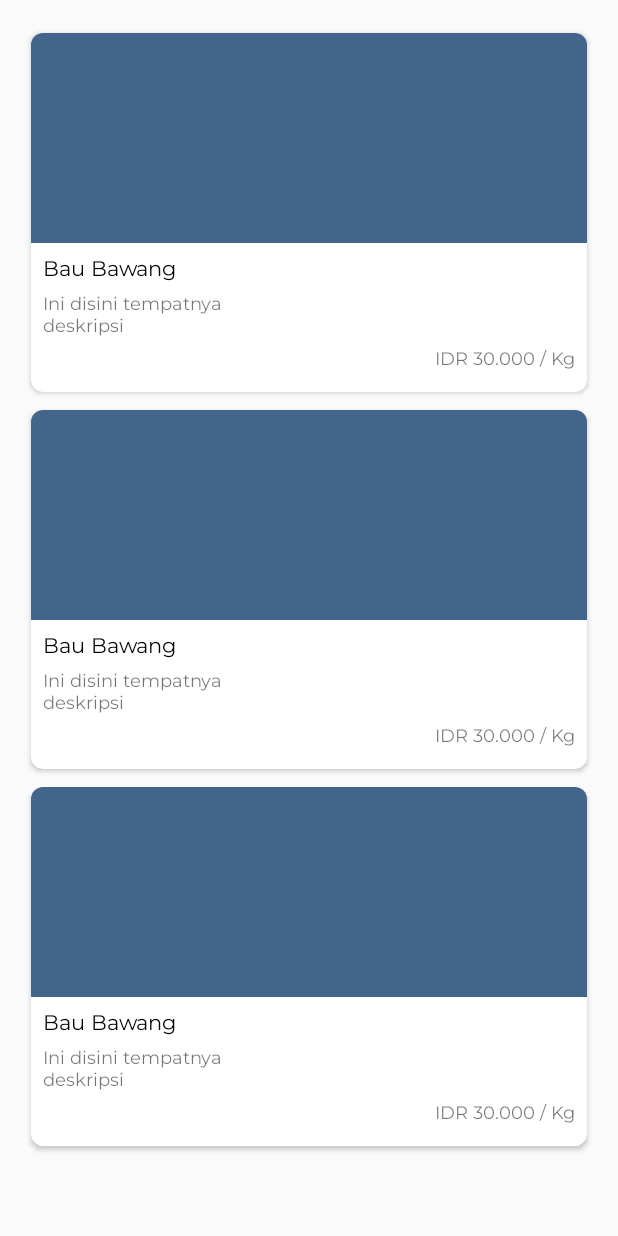
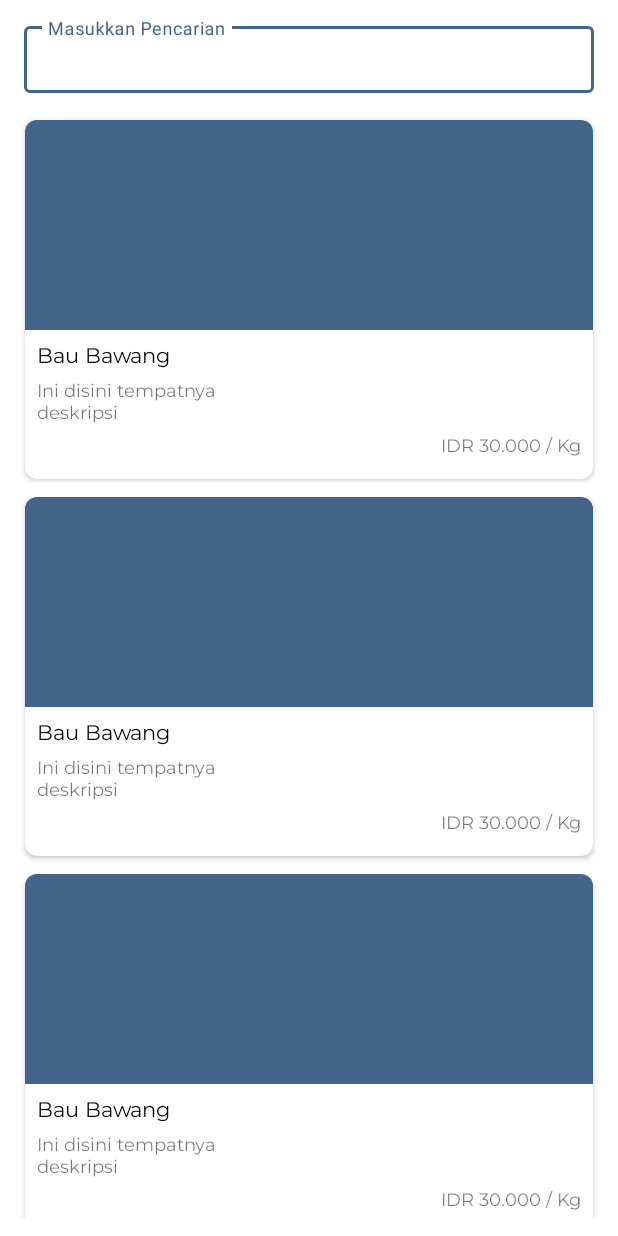
Before and after one commit to fifoaugie06/IKMarket, an Android app: the layout fragment_komoditas.xml on its own in the app's theme, with its tools: preview values and no code run, on a phone screen of 412 x 824 dp. Run offline under Robolectric (Android 15) with nearby library versions, the phone set to English and light mode, and no system bars.

```diff
--- a/app/src/main/java/com/example/ikmarket/model/product/Quality.java
+++ b/app/src/main/java/com/example/ikmarket/model/product/Quality.java
@@ -3,7 +3,7 @@ package com.example.ikmarket.model.product;
 import com.google.gson.annotations.Expose;
 import com.google.gson.annotations.SerializedName;
 
-class Quality {
+public class Quality {
 
     @SerializedName("id")
     @Expose
--- a/app/src/main/java/com/example/ikmarket/services/ApiClient.java
+++ b/app/src/main/java/com/example/ikmarket/services/ApiClient.java
@@ -4,8 +4,8 @@ import retrofit2.Retrofit;
 import retrofit2.converter.gson.GsonConverterFactory;
 
 public class ApiClient {
-    private static final String BASE_URL = "http://192.168.1.6/";
-    private static final String BASE_URL_API = BASE_URL + "api/";
+    private static final String BASE_URL = "https://ikmarket.faftech.my.id";
+    private static final String BASE_URL_API = BASE_URL + "/api/";
 
     private static Retrofit retrofit = null;
 
--- a/app/src/main/res/layout/fragment_komoditas.xml
+++ b/app/src/main/res/layout/fragment_komoditas.xml
@@ -4,31 +4,33 @@
     xmlns:tools="http://schemas.android.com/tools"
     android:layout_width="match_parent"
     android:layout_height="match_parent"
-    android:padding="@dimen/margin_padding_16dp"
+    android:padding="@dimen/margin_padding_12dp"
     tools:context=".ui.komoditas.KomoditasFragment">
 
-<!--    <com.google.android.material.textfield.TextInputLayout-->
-<!--        android:id="@+id/outlinedTextField"-->
-<!--        style="@style/Widget.MaterialComponents.TextInputLayout.OutlinedBox"-->
-<!--        android:layout_width="match_parent"-->
-<!--        android:layout_height="50dp"-->
-<!--        android:hint="@string/search"-->
-<!--        app:layout_constraintTop_toTopOf="parent">-->
+    <com.google.android.material.textfield.TextInputLayout
+        android:id="@+id/outlinedTextField"
+        style="@style/Widget.MaterialComponents.TextInputLayout.OutlinedBox"
+        android:layout_width="match_parent"
+        android:layout_height="50dp"
+        android:layout_marginStart="@dimen/margin_padding_4dp"
+        android:layout_marginEnd="@dimen/margin_padding_4dp"
+        android:hint="@string/search"
+        app:layout_constraintTop_toTopOf="parent">
 
-<!--        <com.google.android.material.textfield.TextInputEditText-->
-<!--            android:layout_width="match_parent"-->
-<!--            android:layout_height="wrap_content"-->
-<!--            android:textSize="13sp" />-->
+        <com.google.android.material.textfield.TextInputEditText
+            android:layout_width="match_parent"
+            android:layout_height="wrap_content"
+            android:textSize="13sp" />
 
-<!--    </com.google.android.material.textfield.TextInputLayout>-->
+    </com.google.android.material.textfield.TextInputLayout>
 
     <androidx.recyclerview.widget.RecyclerView
-        tools:listitem="@layout/item_row_komoditas"
-        android:layout_marginTop="@dimen/margin_padding_16dp"
         android:id="@+id/rvKomoditas"
         android:layout_width="match_parent"
         android:layout_height="wrap_content"
+        android:layout_marginTop="@dimen/margin_padding_12dp"
         app:layout_constraintTop_toBottomOf="@+id/outlinedTextField"
-        tools:layout_editor_absoluteX="16dp" />
+        tools:layout_editor_absoluteX="16dp"
+        tools:listitem="@layout/item_row_komoditas" />
 
 </androidx.constraintlayout.widget.ConstraintLayout>
--- a/app/src/main/res/layout/item_row_komoditas.xml
+++ b/app/src/main/res/layout/item_row_komoditas.xml
@@ -46,6 +46,7 @@
                 tools:text="Ini disini tempatnya\ndeskripsi" />
 
             <TextView
+                android:id="@+id/tvprice"
                 android:layout_marginBottom="@dimen/margin_padding_4dp"
                 android:textSize="12sp"
                 android:fontFamily="@font/montserrat"
--- a/app/src/main/res/values/styles.xml
+++ b/app/src/main/res/values/styles.xml
@@ -1,7 +1,7 @@
 <resources>
 
     <!-- Base application theme. -->
-    <style name="AppTheme" parent="Theme.AppCompat.Light.DarkActionBar">
+    <style name="AppTheme" parent="Theme.MaterialComponents.Light.DarkActionBar">
         <!-- Customize your theme here. -->
         <item name="colorPrimary">@color/colorPrimary</item>
         <item name="colorPrimaryDark">@color/colorPrimaryDark</item>
```
Also changed, not shown: app/src/main/java/com/example/ikmarket/adapter/KomoditasAdapter.java (+20 -3 lines), app/src/main/java/com/example/ikmarket/ui/komoditas/KomoditasFragment.java (+8 -6 lines).
